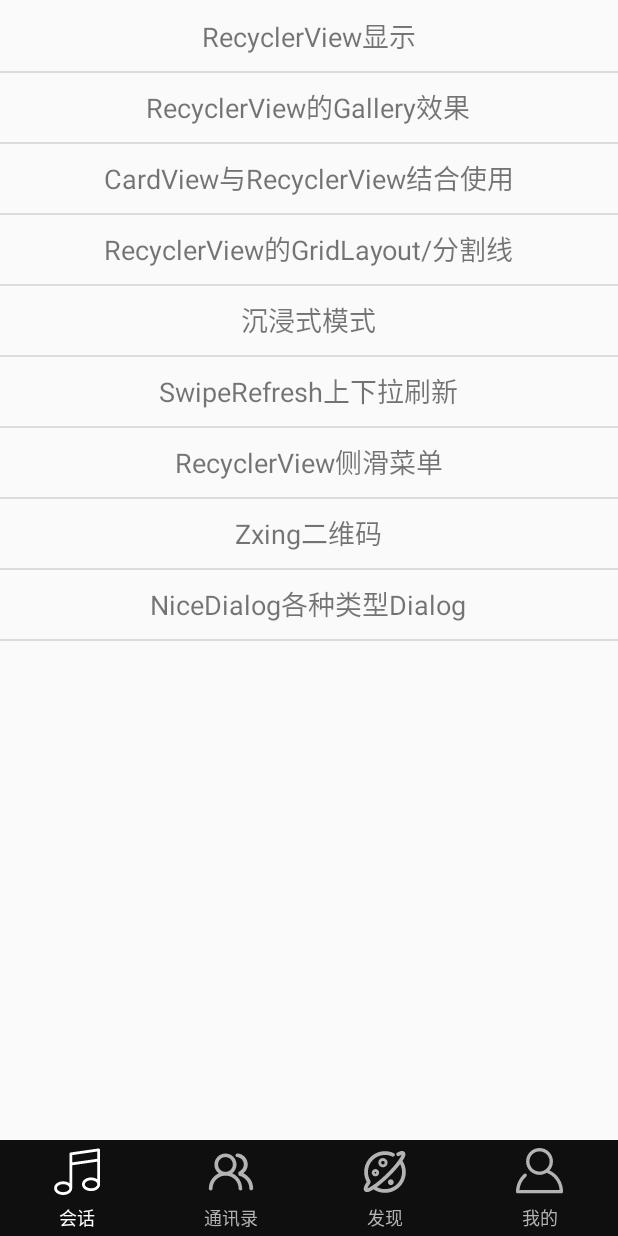
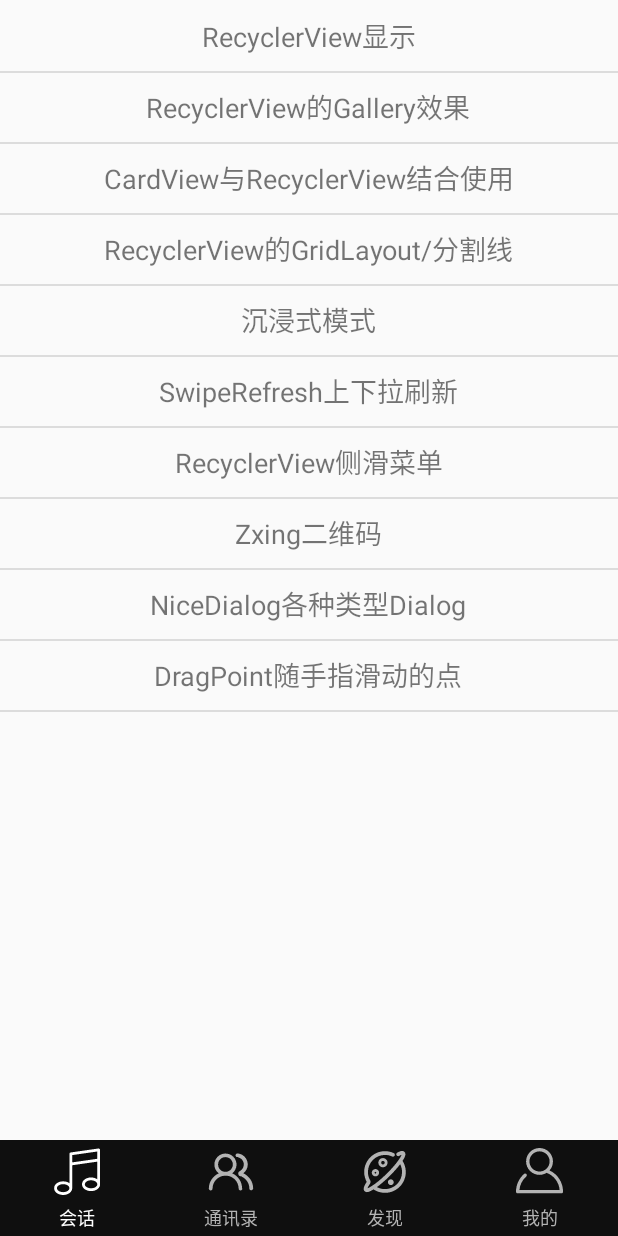
Before and after one commit to ZoharAndroid/ZoharFrame, an Android app: the ConversationFragment screen opened directly, with no data from a screen before it, on a phone screen of 412 x 824 dp. Run offline under Robolectric (Android 15) with nearby library versions, the phone set to English and light mode, and no system bars.

Commit message:
自定义View拖拽点

```diff
--- a/app/src/main/AndroidManifest.xml
+++ b/app/src/main/AndroidManifest.xml
@@ -101,6 +101,11 @@
             android:screenOrientation="portrait"
             android:windowSoftInputMode="adjustPan|adjustUnspecified"/>
 
+        <!-- 能过随手记移动的点 -->
+        <activity android:name=".activity.conversation.DragPointActivity"
+            android:screenOrientation="portrait"
+            android:windowSoftInputMode="adjustUnspecified|adjustPan"/>
+
     </application>
 
 </manifest>
--- a/app/src/main/java/zzh/com/zoharframe/fragment/ConversationFragment.java
+++ b/app/src/main/java/zzh/com/zoharframe/fragment/ConversationFragment.java
@@ -9,6 +9,7 @@ import android.view.View;
 
 import zzh.com.zoharframe.R;
 import zzh.com.zoharframe.activity.conversation.CardRecyclerActivity;
+import zzh.com.zoharframe.activity.conversation.DragPointActivity;
 import zzh.com.zoharframe.activity.conversation.GridRecyclerActivity;
 import zzh.com.zoharframe.activity.conversation.ImmersiveModeActivity;
 import zzh.com.zoharframe.activity.conversation.ItemSlideMenuRecyclerActivity;
@@ -33,10 +34,16 @@ public class ConversationFragment extends BaseFragment {
 
     private View conversationView;
     private RecyclerView mRcView;
-    private String[] dataNameList = new String[]{"RecyclerView显示", "RecyclerView的Gallery效果", "CardView与RecyclerView结合使用", "RecyclerView的GridLayout/分割线", "沉浸式模式",
-            "SwipeRefresh上下拉刷新", "RecyclerView侧滑菜单", "Zxing二维码","NiceDialog各种类型Dialog"};
-    private Class<?>[] activities = new Class<?>[]{RecyclerActivity.class, RecyclerGalleryActivity.class, CardRecyclerActivity.class, GridRecyclerActivity.class, ImmersiveModeActivity.class,
-            SwipeRefreshLayoutActivity.class, ItemSlideMenuRecyclerActivity.class, ZxingCodeActivity.class,MyNiceDialogActivity.class};
+    private String[] dataNameList = new String[]{
+            "RecyclerView显示", "RecyclerView的Gallery效果", "CardView与RecyclerView结合使用",
+            "RecyclerView的GridLayout/分割线", "沉浸式模式", "SwipeRefresh上下拉刷新",
+            "RecyclerView侧滑菜单", "Zxing二维码","NiceDialog各种类型Dialog",
+            "DragPoint随手指滑动的点"};
+    private Class<?>[] activities = new Class<?>[]{
+            RecyclerActivity.class, RecyclerGalleryActivity.class, CardRecyclerActivity.class,
+            GridRecyclerActivity.class, ImmersiveModeActivity.class, SwipeRefreshLayoutActivity.class,
+            ItemSlideMenuRecyclerActivity.class, ZxingCodeActivity.class,MyNiceDialogActivity.class,
+            DragPointActivity.class};
 
     public static ConversationFragment newInstance() {
         Bundle args = new Bundle();
```
Also changed, not shown: app/src/main/java/zzh/com/zoharframe/activity/conversation/DragPointActivity.java (added, +42 -0 lines), app/src/main/java/zzh/com/zoharframe/view/DragPoint.java (added, +47 -0 lines), app/src/main/res/layout/activity_drag_point.xml (added, +28 -0 lines).
